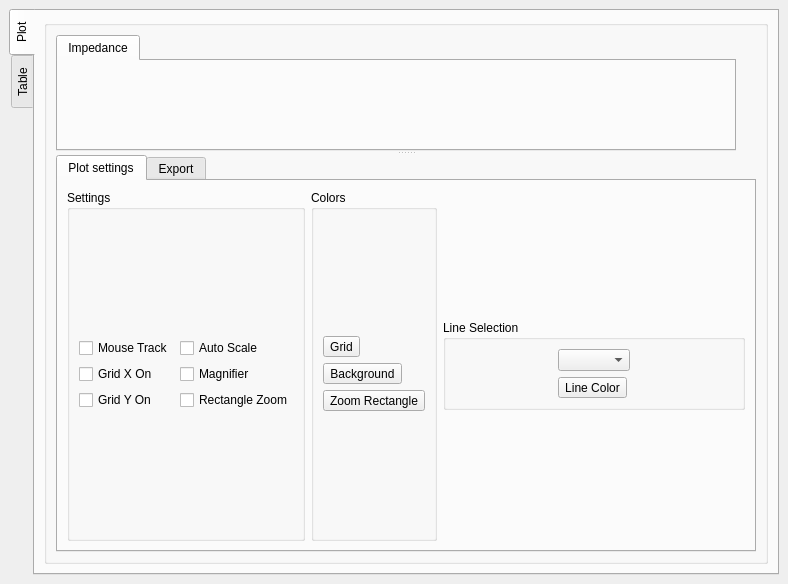
First picture: the form in src/plugins/FraPlugin/qdataplot.ui, repository samiavasil/temporary, before the edit.
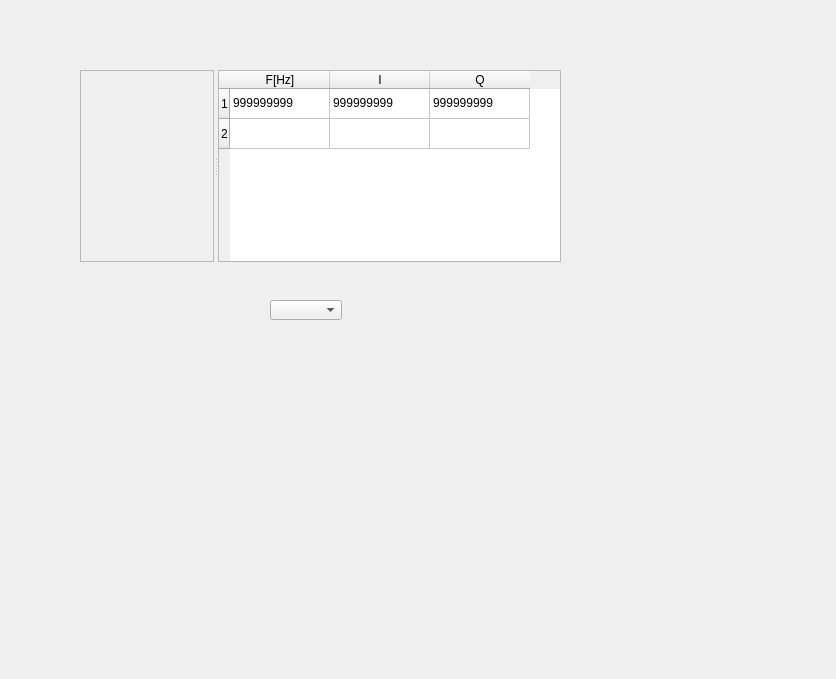
Second picture: the form after the edit. Icons and pictures are not drawn. Custom widgets are drawn as their Qt base class.

The edit to the form file:
```diff
--- a/src/plugins/FraPlugin/qdataplot.ui
+++ b/src/plugins/FraPlugin/qdataplot.ui
@@ -9,8 +9,8 @@
    <rect>
     <x>0</x>
     <y>0</y>
-    <width>788</width>
-    <height>584</height>
+    <width>836</width>
+    <height>679</height>
    </rect>
   </property>
   <property name="sizePolicy">
@@ -22,465 +22,199 @@
   <property name="windowTitle">
    <string>Plot</string>
   </property>
-  <layout class="QGridLayout">
-   <property name="margin">
-    <number>9</number>
+  <widget class="QSplitter" name="splitter">
+   <property name="geometry">
+    <rect>
+     <x>80</x>
+     <y>70</y>
+     <width>481</width>
+     <height>192</height>
+    </rect>
    </property>
-   <property name="spacing">
-    <number>6</number>
+   <property name="orientation">
+    <enum>Qt::Horizontal</enum>
    </property>
-   <item row="1" column="0">
-    <widget class="QTabWidget" name="tabWidget">
-     <property name="sizePolicy">
-      <sizepolicy hsizetype="Minimum" vsizetype="Preferred">
-       <horstretch>0</horstretch>
-       <verstretch>0</verstretch>
-      </sizepolicy>
+   <widget class="QwtPlot" name="PlotQwt">
+    <property name="sizePolicy">
+     <sizepolicy hsizetype="MinimumExpanding" vsizetype="MinimumExpanding">
+      <horstretch>0</horstretch>
+      <verstretch>0</verstretch>
+     </sizepolicy>
+    </property>
+    <property name="frameShape">
+     <enum>QFrame::StyledPanel</enum>
+    </property>
+   </widget>
+   <widget class="QTableWidget" name="PlotTable">
+    <property name="sizePolicy">
+     <sizepolicy hsizetype="Fixed" vsizetype="Fixed">
+      <horstretch>0</horstretch>
+      <verstretch>0</verstretch>
+     </sizepolicy>
+    </property>
+    <property name="rowCount">
+     <number>2</number>
+    </property>
+    <row>
+     <property name="text">
+      <string>1</string>
      </property>
-     <property name="tabPosition">
-      <enum>QTabWidget::West</enum>
+    </row>
+    <row/>
+    <column>
+     <property name="text">
+      <string>F[Hz]</string>
      </property>
-     <property name="tabShape">
-      <enum>QTabWidget::Rounded</enum>
+    </column>
+    <column>
+     <property name="text">
+      <string>I</string>
      </property>
-     <property name="currentIndex">
-      <number>0</number>
+    </column>
+    <column>
+     <property name="text">
+      <string>Q</string>
      </property>
-     <property name="elideMode">
-      <enum>Qt::ElideNone</enum>
+    </column>
+    <item row="0" column="0">
+     <property name="text">
+      <string>999999999</string>
      </property>
-     <widget class="QWidget" name="PlotTab">
-      <attribute name="title">
-       <string>Plot</string>
-      </attribute>
-      <layout class="QGridLayout">
-       <property name="margin">
-        <number>9</number>
-       </property>
-       <property name="spacing">
-        <number>6</number>
-       </property>
-       <item row="0" column="0">
-        <widget class="QGroupBox" name="groupBox">
-         <property name="sizePolicy">
-          <sizepolicy hsizetype="Minimum" vsizetype="MinimumExpanding">
-           <horstretch>0</horstretch>
-           <verstretch>0</verstretch>
-          </sizepolicy>
-         </property>
-         <property name="title">
-          <string/>
-         </property>
-         <layout class="QGridLayout" name="gridLayout_7">
-          <item row="0" column="0">
-           <widget class="QSplitter" name="splitter_2">
-            <property name="orientation">
-             <enum>Qt::Vertical</enum>
-            </property>
-            <widget class="QWidget" name="horizontalLayoutWidget_2">
-             <layout class="QHBoxLayout" name="horizontalLayout_4">
-              <item>
-               <widget class="QTabWidget" name="tabPlots">
-                <property name="currentIndex">
-                 <number>0</number>
-                </property>
-                <widget class="QWidget" name="tab">
-                 <attribute name="title">
-                  <string>Impedance</string>
-                 </attribute>
-                 <layout class="QGridLayout">
-                  <property name="margin">
-                   <number>9</number>
-                  </property>
-                  <property name="spacing">
-                   <number>6</number>
-                  </property>
-                  <item row="0" column="1">
-                   <widget class="QwtPlot" name="PlotQwt">
-                    <property name="sizePolicy">
-                     <sizepolicy hsizetype="MinimumExpanding" vsizetype="MinimumExpanding">
-                      <horstretch>0</horstretch>
-                      <verstretch>0</verstretch>
-                     </sizepolicy>
-                    </property>
-                   </widget>
-                  </item>
-                 </layout>
-                </widget>
-               </widget>
-              </item>
-              <item>
-               <spacer name="verticalSpacer_3">
-                <property name="orientation">
-                 <enum>Qt::Vertical</enum>
-                </property>
-                <property name="sizeType">
-                 <enum>QSizePolicy::Expanding</enum>
-                </property>
-                <property name="sizeHint" stdset="0">
-                 <size>
-                  <width>20</width>
-                  <height>20</height>
-                 </size>
-                </property>
-               </spacer>
-              </item>
-             </layout>
-            </widget>
-            <widget class="QTabWidget" name="tabWidget_2">
-             <property name="sizePolicy">
-              <sizepolicy hsizetype="Expanding" vsizetype="Minimum">
-               <horstretch>0</horstretch>
-               <verstretch>0</verstretch>
-              </sizepolicy>
-             </property>
-             <property name="currentIndex">
-              <number>0</number>
-             </property>
-             <widget class="QWidget" name="PlotSetTab">
-              <attribute name="title">
-               <string>Plot settings</string>
-              </attribute>
-              <layout class="QGridLayout" name="gridLayout_5">
-               <item row="1" column="0">
-                <layout class="QHBoxLayout" name="horizontalLayout">
-                 <item>
-                  <widget class="QGroupBox" name="groupBox_5">
-                   <property name="sizePolicy">
-                    <sizepolicy hsizetype="Fixed" vsizetype="Expanding">
-                     <horstretch>0</horstretch>
-                     <verstretch>0</verstretch>
-                    </sizepolicy>
-                   </property>
-                   <property name="title">
-                    <string>Settings</string>
-                   </property>
-                   <layout class="QGridLayout" name="gridLayout_2">
-                    <item row="0" column="0">
-                     <layout class="QGridLayout" name="gridLayout_1">
-                      <item row="0" column="0">
-                       <widget class="QCheckBox" name="CheckBoxMouseTrack">
-                        <property name="sizePolicy">
-                         <sizepolicy hsizetype="Fixed" vsizetype="Fixed">
-                          <horstretch>0</horstretch>
-                          <verstretch>0</verstretch>
-                         </sizepolicy>
-                        </property>
-                        <property name="text">
-                         <string>Mouse Track</string>
-                        </property>
-                       </widget>
-                      </item>
-                      <item row="0" column="1">
-                       <widget class="QCheckBox" name="CheckBoxAutoscale">
-                        <property name="text">
-                         <string>Auto Scale</string>
-                        </property>
-                        <property name="checkable">
-                         <bool>true</bool>
-                        </property>
-                       </widget>
-                      </item>
-                      <item row="1" column="0">
-                       <widget class="QCheckBox" name="CheckBoxGridX">
-                        <property name="text">
-                         <string>Grid X On</string>
-                        </property>
-                       </widget>
-                      </item>
-                      <item row="1" column="1">
-                       <widget class="QCheckBox" name="CheckMagnifier">
-                        <property name="text">
-                         <string>Magnifier</string>
-                        </property>
-                       </widget>
-                      </item>
-                      <item row="2" column="0">
-                       <widget class="QCheckBox" name="CheckBoxGridY">
-                        <property name="text">
-                         <string>Grid Y On</string>
-                        </property>
-                       </widget>
-                      </item>
-                      <item row="2" column="1">
-                       <widget class="QCheckBox" name="CheckRectangleZoom">
-                        <property name="sizePolicy">
-                         <sizepolicy hsizetype="Fixed" vsizetype="Fixed">
-                          <horstretch>0</horstretch>
-                          <verstretch>0</verstretch>
-                         </sizepolicy>
-                        </property>
-                        <property name="text">
-                         <string>Rectangle Zoom</string>
-                        </property>
-                       </widget>
-                      </item>
-                     </layout>
-                    </item>
-                   </layout>
-                  </widget>
-                 </item>
-                 <item>
-                  <widget class="QGroupBox" name="groupBox_6">
-                   <property name="sizePolicy">
-                    <sizepolicy hsizetype="Fixed" vsizetype="Expanding">
-                     <horstretch>0</horstretch>
-                     <verstretch>0</verstretch>
-                    </sizepolicy>
-                   </property>
-                   <property name="title">
-                    <string>Colors</string>
-                   </property>
-                   <layout class="QGridLayout" name="gridLayout_3">
-                    <item row="0" column="0">
-                     <layout class="QVBoxLayout" name="verticalLayout">
-                      <item>
-                       <widget class="QToolButton" name="BtnGridColor">
-                        <property name="text">
-                         <string>Grid</string>
-                        </property>
-                       </widget>
-                      </item>
-                      <item>
-                       <widget class="QToolButton" name="BtnBackgroundColor">
-                        <property name="text">
-                         <string>Background</string>
-                        </property>
-                       </widget>
-                      </item>
-                      <item>
-                       <widget class="QToolButton" name="BtnZomRectangle">
-                        <property name="text">
-                         <string>Zoom Rectangle</string>
-                        </property>
-                       </widget>
-                      </item>
-                     </layout>
-                    </item>
-                   </layout>
-                  </widget>
-                 </item>
-                 <item>
-                  <widget class="QGroupBox" name="groupBox_7">
-                   <property name="sizePolicy">
-                    <sizepolicy hsizetype="Expanding" vsizetype="Fixed">
-                     <horstretch>0</horstretch>
-                     <verstretch>0</verstretch>
-                    </sizepolicy>
-                   </property>
-                   <property name="title">
-                    <string>Line Selection</string>
-                   </property>
-                   <layout class="QGridLayout" name="gridLayout_4">
-                    <item row="0" column="0">
-                     <layout class="QVBoxLayout" name="verticalLayout_2">
-                      <item>
-                       <widget class="QComboBox" name="ComboLineColor"/>
-                      </item>
-                      <item>
-                       <widget class="QToolButton" name="BtnLineColor">
-                        <property name="text">
-                         <string>Line Color</string>
-                        </property>
-                       </widget>
-                      </item>
-                     </layout>
-                    </item>
-                   </layout>
-                  </widget>
-                 </item>
-                </layout>
-               </item>
-              </layout>
-             </widget>
-             <widget class="QWidget" name="ExportTab">
-              <attribute name="title">
-               <string>Export</string>
-              </attribute>
-              <widget class="QWidget" name="">
-               <property name="geometry">
-                <rect>
-                 <x>140</x>
-                 <y>160</y>
-                 <width>131</width>
-                 <height>56</height>
-                </rect>
-               </property>
-               <layout class="QVBoxLayout">
-                <property name="spacing">
-                 <number>6</number>
-                </property>
-                <property name="margin">
-                 <number>0</number>
-                </property>
-                <item>
-                 <widget class="QPushButton" name="PrintButton">
-                  <property name="text">
-                   <string>Print</string>
-                  </property>
-                 </widget>
-                </item>
-                <item>
-                 <widget class="QPushButton" name="ExportPdfButton">
-                  <property name="text">
-                   <string>ExportToPdf</string>
-                  </property>
-                 </widget>
-                </item>
-               </layout>
-              </widget>
-             </widget>
-            </widget>
-           </widget>
-          </item>
-         </layout>
-        </widget>
-       </item>
-      </layout>
-     </widget>
-     <widget class="QWidget" name="TableTab">
-      <attribute name="title">
-       <string>Table</string>
-      </attribute>
-      <layout class="QGridLayout">
-       <property name="margin">
-        <number>9</number>
-       </property>
-       <property name="spacing">
-        <number>6</number>
-       </property>
-       <item row="0" column="1">
-        <widget class="QSplitter" name="splitter">
-         <property name="orientation">
-          <enum>Qt::Horizontal</enum>
-         </property>
-         <widget class="QTableWidget" name="PlotTable">
-          <property name="sizePolicy">
-           <sizepolicy hsizetype="Fixed" vsizetype="Fixed">
-            <horstretch>0</horstretch>
-            <verstretch>0</verstretch>
-           </sizepolicy>
-          </property>
-          <property name="rowCount">
-           <number>2</number>
-          </property>
-          <row>
-           <property name="text">
-            <string>1</string>
-           </property>
-          </row>
-          <row/>
-          <column>
-           <property name="text">
-            <string>F[Hz]</string>
-           </property>
-          </column>
-          <column>
-           <property name="text">
-            <string>I</string>
-           </property>
-          </column>
-          <column>
-           <property name="text">
-            <string>Q</string>
-           </property>
-          </column>
-          <item row="0" column="0">
-           <property name="text">
-            <string>999999999</string>
-           </property>
-          </item>
-          <item row="0" column="1">
-           <property name="text">
-            <string>999999999</string>
-           </property>
-          </item>
-          <item row="0" column="2">
-           <property name="text">
-            <string>999999999</string>
-           </property>
-          </item>
-         </widget>
-         <widget class="QGroupBox" name="groupBox_4">
-          <property name="sizePolicy">
-           <sizepolicy hsizetype="Fixed" vsizetype="Fixed">
-            <horstretch>0</horstretch>
-            <verstretch>0</verstretch>
-           </sizepolicy>
-          </property>
-          <property name="title">
-           <string/>
-          </property>
-          <layout class="QGridLayout" name="gridLayout_6">
-           <item row="0" column="0">
-            <layout class="QVBoxLayout" name="verticalLayout_8">
-             <item>
-              <layout class="QVBoxLayout" name="verticalLayout_4">
-               <item>
-                <widget class="QCheckBox" name="checkLogToFile">
-                 <property name="text">
-                  <string>Log to file</string>
-                 </property>
-                 <property name="checked">
-                  <bool>true</bool>
-                 </property>
-                </widget>
-               </item>
-               <item>
-                <layout class="QVBoxLayout" name="verticalLayout_3">
-                 <item>
-                  <widget class="QLabel" name="label">
-                   <property name="text">
-                    <string>Output Directory</string>
-                   </property>
-                  </widget>
-                 </item>
-                 <item>
-                  <layout class="QHBoxLayout" name="horizontalLayout_2">
-                   <item>
-                    <widget class="QLineEdit" name="OutDirEdit">
-                     <property name="readOnly">
-                      <bool>true</bool>
-                     </property>
-                    </widget>
-                   </item>
-                   <item>
-                    <widget class="QToolButton" name="OutDirButton">
-                     <property name="text">
-                      <string>...</string>
-                     </property>
-                    </widget>
-                   </item>
-                  </layout>
-                 </item>
-                </layout>
-               </item>
-              </layout>
-             </item>
-             <item>
-              <spacer name="verticalSpacer">
-               <property name="orientation">
-                <enum>Qt::Vertical</enum>
-               </property>
-               <property name="sizeHint" stdset="0">
-                <size>
-                 <width>20</width>
-                 <height>40</height>
-                </size>
-               </property>
-              </spacer>
-             </item>
-            </layout>
-           </item>
-          </layout>
-         </widget>
-        </widget>
-       </item>
-      </layout>
-     </widget>
-    </widget>
-   </item>
-  </layout>
+    </item>
+    <item row="0" column="1">
+     <property name="text">
+      <string>999999999</string>
+     </property>
+    </item>
+    <item row="0" column="2">
+     <property name="text">
+      <string>999999999</string>
+     </property>
+    </item>
+   </widget>
+  </widget>
+  <widget class="QComboBox" name="ComboLineColor">
+   <property name="geometry">
+    <rect>
+     <x>270</x>
+     <y>300</y>
+     <width>72</width>
+     <height>20</height>
+    </rect>
+   </property>
+  </widget>
+  <action name="actionMouseTrack">
+   <property name="checkable">
+    <bool>true</bool>
+   </property>
+   <property name="text">
+    <string>MouseTrack</string>
+   </property>
+   <property name="toolTip">
+    <string>Mouse Track</string>
+   </property>
+  </action>
+  <action name="actionMagnifier">
+   <property name="checkable">
+    <bool>true</bool>
+   </property>
+   <property name="icon">
+    <iconset resource="proba.qrc">
+     <normaloff>:/new/prefix1/icons/Search.png</normaloff>:/new/prefix1/icons/Search.png</iconset>
+   </property>
+   <property name="text">
+    <string>Magnifier</string>
+   </property>
+  </action>
+  <action name="actionRectangle_Zoom">
+   <property name="checkable">
+    <bool>true</bool>
+   </property>
+   <property name="icon">
+    <iconset resource="proba.qrc">
+     <normaloff>:/new/prefix1/icons/Search.png</normaloff>:/new/prefix1/icons/Search.png</iconset>
+   </property>
+   <property name="text">
+    <string>Rectangle Zoom</string>
+   </property>
+   <property name="toolTip">
+    <string>Rectangle Zoom</string>
+   </property>
+  </action>
+  <action name="actionGrid_X_on">
+   <property name="checkable">
+    <bool>true</bool>
+   </property>
+   <property name="icon">
+    <iconset resource="proba.qrc">
+     <normaloff>:/new/prefix1/icons/Line Graph.png</normaloff>:/new/prefix1/icons/Line Graph.png</iconset>
+   </property>
+   <property name="text">
+    <string>Grid X on</string>
+   </property>
+   <property name="toolTip">
+    <string>Grid X on</string>
+   </property>
+  </action>
+  <action name="actionGrid_Y_on">
+   <property name="checkable">
+    <bool>true</bool>
+   </property>
+   <property name="icon">
+    <iconset resource="proba.qrc">
+     <normaloff>:/new/prefix1/icons/Line Graph.png</normaloff>:/new/prefix1/icons/Line Graph.png</iconset>
+   </property>
+   <property name="text">
+    <string>Grid Y on</string>
+   </property>
+   <property name="toolTip">
+    <string>Grid Y on</string>
+   </property>
+  </action>
+  <action name="actionAutoscale">
+   <property name="icon">
+    <iconset resource="proba.qrc">
+     <normaloff>:/new/prefix1/icons/Line Graph.png</normaloff>:/new/prefix1/icons/Line Graph.png</iconset>
+   </property>
+   <property name="text">
+    <string>Autoscale</string>
+   </property>
+   <property name="toolTip">
+    <string>Autoscale</string>
+   </property>
+  </action>
+  <action name="actionPrint">
+   <property name="icon">
+    <iconset resource="proba.qrc">
+     <normaloff>:/new/prefix1/icons/Line Graph.png</normaloff>:/new/prefix1/icons/Line Graph.png</iconset>
+   </property>
+   <property name="text">
+    <string>Print</string>
+   </property>
+   <property name="toolTip">
+    <string>Print plot</string>
+   </property>
+  </action>
+  <action name="actionExport_to_Pdf">
+   <property name="text">
+    <string>Export to Pdf</string>
+   </property>
+   <property name="toolTip">
+    <string>Export to Pdf file</string>
+   </property>
+  </action>
+  <action name="actionConfiguration">
+   <property name="icon">
+    <iconset resource="proba.qrc">
+     <normaloff>:/new/prefix1/icons/Move Row Down.png</normaloff>:/new/prefix1/icons/Move Row Down.png</iconset>
+   </property>
+   <property name="text">
+    <string>Configuration</string>
+   </property>
+   <property name="toolTip">
+    <string>Plot Coniguration</string>
+   </property>
+  </action>
  </widget>
  <customwidgets>
   <customwidget>
```
Left out of the diff: 4 changed lines with no effect on the pictures.
